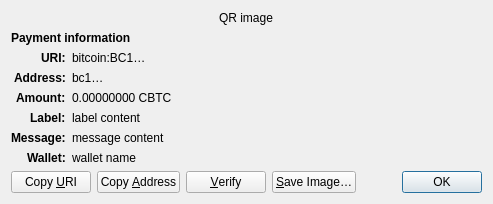
Above: src/qt/forms/receiverequestdialog.ui from AnduroHackathon/coordinate-node before the change. Below: the same form after it.
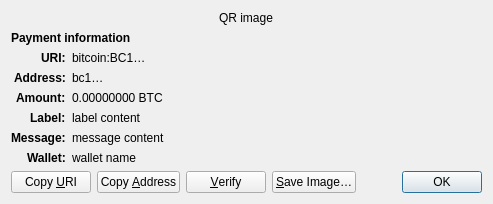
That is the form after the change. Custom widgets are drawn as their Qt base class.

```diff
--- a/src/qt/forms/receiverequestdialog.ui
+++ b/src/qt/forms/receiverequestdialog.ui
@@ -126,7 +126,7 @@
    <item row="4" column="1" alignment="Qt::AlignTop">
     <widget class="QLabel" name="amount_content">
      <property name="text">
-      <string notr="true">0.00000000 CBTC</string>
+      <string notr="true">0.00000000 BTC</string>
      </property>
      <property name="textFormat">
       <enum>Qt::PlainText</enum>
```
